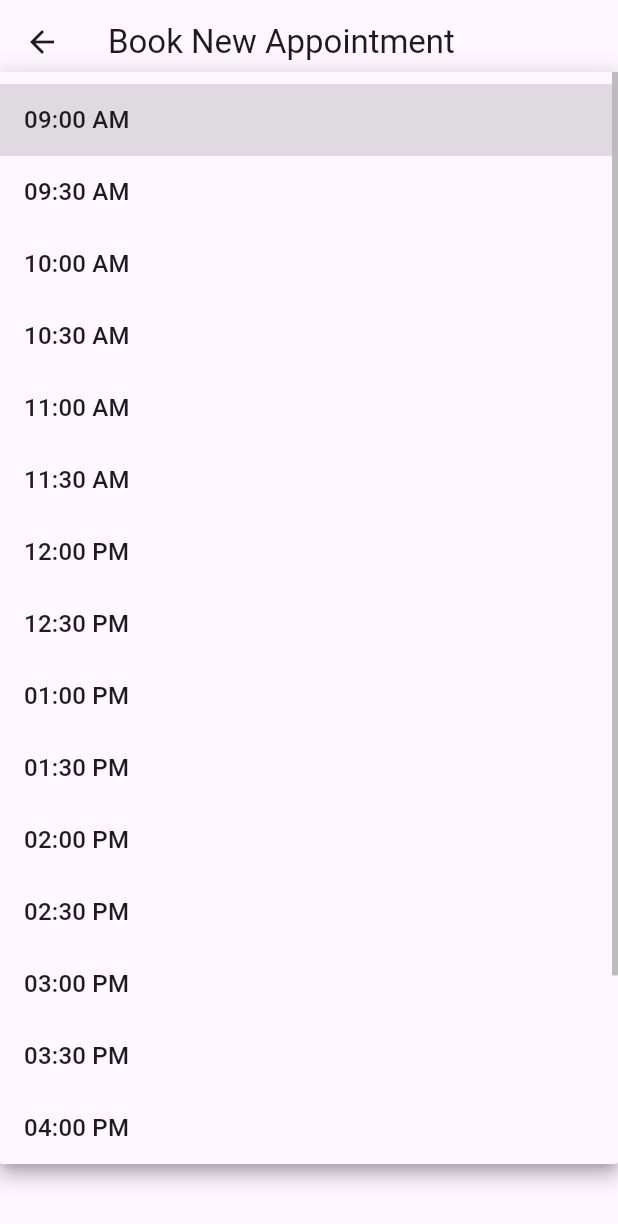
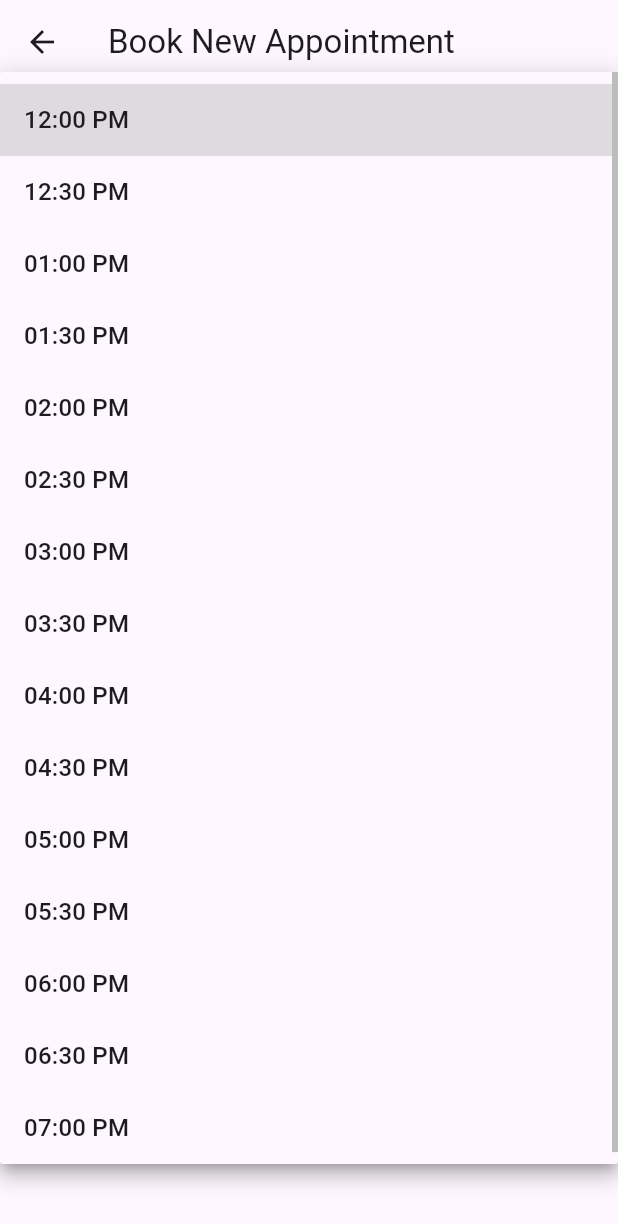
Before and after one commit to Kadir70-dev/bato_clinic_flutter, a Flutter app: the BookNewPage screen opened by its route, after a tap on "Book Appointment", after a tap on "Time Slot", on a phone screen of 412 x 824 dp. Shown: the top 1224 px of the screen. Run offline on Flutter 3.47's test engine with Material 3 defaults, Android fonts, the phone set to English and light mode, and no system bars.

Commit message:
Updated UI files and added view_treatments_screen

```diff
--- a/lib/config.dart
+++ b/lib/config.dart
@@ -2,10 +2,10 @@
 
 class AppConfig {
   // Toggle this to switch between local and production
-  static const bool isProduction = true;
+  static const bool isProduction = false;
 
   // Local and production base URLs
-  static const String localBaseUrl = 'http://192.168.1.41:3000';
+  static const String localBaseUrl = 'http://192.168.1.112:3000';
   static const String productionBaseUrl = 'https://batobackend-production.up.railway.app';
 
   // Getter to return the active base URL
--- a/lib/main.dart
+++ b/lib/main.dart
@@ -9,6 +9,7 @@ import 'screens/services/services_page.dart';
 import 'screens/bookings/book_new_page.dart';
 import 'screens/records/records_page.dart';
 import 'screens/profile/profile_page.dart';
+import 'screens/home/view_treatments_screen.dart';
 
 void main() {
   runApp(const MyApp());
@@ -61,6 +62,7 @@ class MyApp extends StatelessWidget {
         '/signup': (context) => const SignupPage(),
         '/home': (context) => const HomePage(),
         '/services': (context) => const ServicesPage(),
+        '/view_treatments': (context) => const FullViewTreatmentsScreen(),
 
         // ✅ Provide dummy/default values if needed
         '/bookings': (context) => const BookNewPage(
--- a/lib/screens/bookings/book_new_page.dart
+++ b/lib/screens/bookings/book_new_page.dart
@@ -28,11 +28,14 @@ class _BookNewPageState extends State<BookNewPage> {
 
   final List<String> services = ['Botox', 'Hair PRP', 'Facial'];
   final List<String> timeSlots = [
-    '09:00 AM', '09:30 AM', '10:00 AM', '10:30 AM',
-    '11:00 AM', '11:30 AM', '12:00 PM', '12:30 PM',
-    '01:00 PM', '01:30 PM', '02:00 PM', '02:30 PM',
-    '03:00 PM', '03:30 PM', '04:00 PM', '04:30 PM',
-    '05:00 PM', '05:30 PM',
+  '12:00 PM', '12:30 PM',
+  '01:00 PM', '01:30 PM',
+  '02:00 PM', '02:30 PM',
+  '03:00 PM', '03:30 PM',
+  '04:00 PM', '04:30 PM',
+  '05:00 PM', '05:30 PM',
+  '06:00 PM', '06:30 PM',
+  '07:00 PM',
   ];
 
   bool isLoading = false;
@@ -95,7 +98,7 @@ class _BookNewPageState extends State<BookNewPage> {
         "note_allergy": "None",
         "note_history": "No prior history",
         "cancellation_reason": "",
-        "description": "General check-up",
+        "description": _selectedService,
         "urgency_level": "Normal",
         "payment_type": "Cash",
         "payment_status": "Pending",
--- a/lib/screens/records/records_page.dart
+++ b/lib/screens/records/records_page.dart
@@ -21,7 +21,7 @@ class RecordsPage extends StatefulWidget {
 
 class _RecordsPageState extends State<RecordsPage> {
   int selectedTab = 0;
-  final List<String> tabs = ["Reports", "Prescriptions", "Notes"];
+  final List<String> tabs = ["Medical reports", "Prescriptions","Invoices"];
 
   List<dynamic> appointments = [];
   bool isLoading = true;
@@ -66,7 +66,7 @@ class _RecordsPageState extends State<RecordsPage> {
     return Scaffold(
       backgroundColor: Colors.white,
       appBar: AppBar(
-        title: const Text("Medical History"),
+        title: const Text("Records"),
         elevation: 0,
         backgroundColor: Colors.white,
         foregroundColor: Colors.black,
```
Also changed, not shown: lib/screens/home/home_page.dart (+11 -6 lines), lib/screens/home/view_treatments_screen.dart (added, +62 -0 lines).
